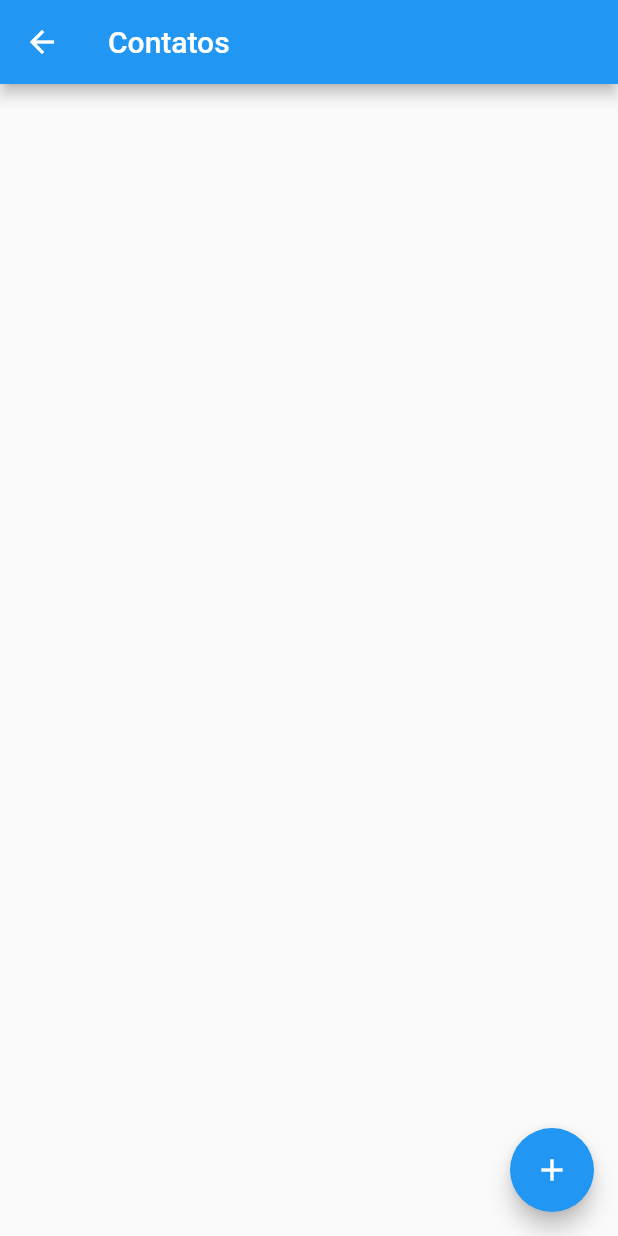
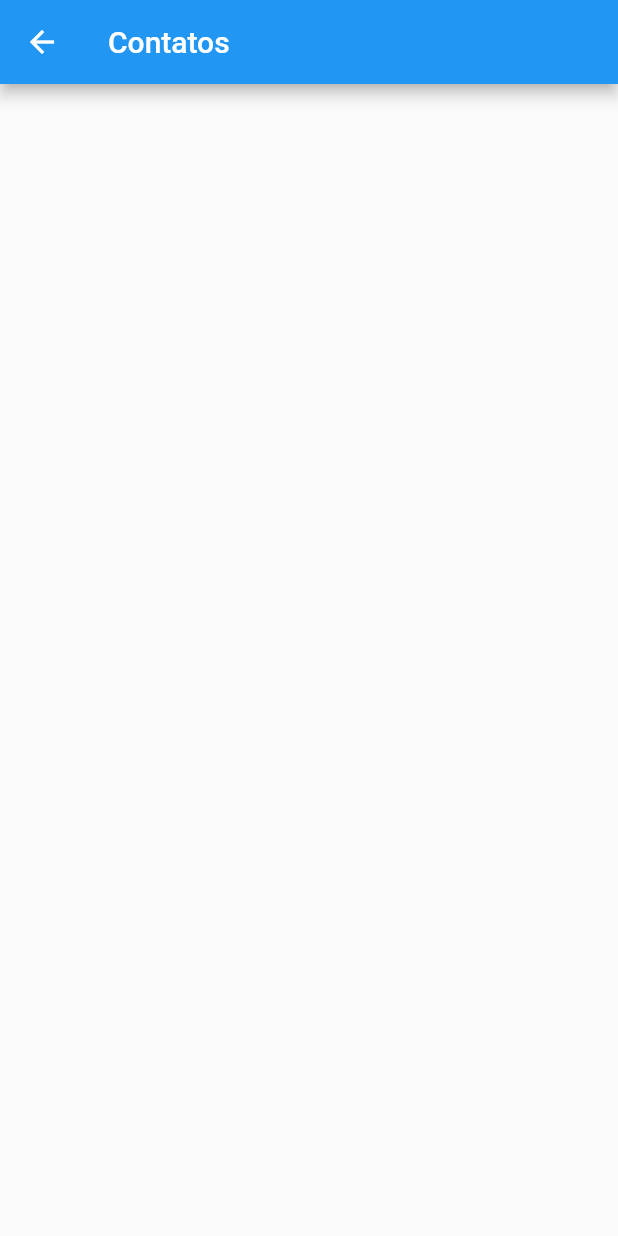
Before and after one commit to ErickSuirenAki/agendinha, a Flutter app: the screen it shows after launch, after a tap on "Contatos", on a phone screen of 412 x 824 dp. Run offline on Flutter 3.47's test engine with Material 2 defaults, Android fonts, the phone set to English and light mode, and no system bars.

Commit message:
quase la

```diff
--- a/lib/main.dart
+++ b/lib/main.dart
@@ -21,23 +21,38 @@ class MyApp extends StatelessWidget {
   }
 }
 
-class HomeScreen extends StatelessWidget {
+class HomeScreen extends StatefulWidget {
+  @override
+  _HomeScreenState createState() => _HomeScreenState();
+}
+
+class _HomeScreenState extends State<HomeScreen> {
+  List<Contact> contacts = [];
+
   @override
   Widget build(BuildContext context) {
     return Scaffold(
       appBar: AppBar(
-        title: Text('Lista de Contatos'),
+        title: Text('Agenda de contatos'),
       ),
       body: Center(
         child: Column(
           mainAxisAlignment: MainAxisAlignment.center,
           children: [
             ElevatedButton(
-              onPressed: () {
-                Navigator.push(
+              onPressed: () async {
+                final result = await Navigator.push(
                   context,
-                  MaterialPageRoute(builder: (context) => AddContactScreen()),
+                  MaterialPageRoute(
+                    builder: (context) => AddContactScreen(),
+                  ),
                 );
+
+                if (result != null && result is Contact) {
+                  setState(() {
+                    contacts.add(result);
+                  });
+                }
               },
               child: Text('Novo Contato'),
             ),
@@ -46,7 +61,9 @@ class HomeScreen extends StatelessWidget {
               onPressed: () {
                 Navigator.push(
                   context,
-                  MaterialPageRoute(builder: (context) => ContactsScreen()),
+                  MaterialPageRoute(
+                    builder: (context) => ContactsScreen(contacts: contacts),
+                  ),
                 );
               },
               child: Text('Contatos'),
@@ -58,13 +75,10 @@ class HomeScreen extends StatelessWidget {
   }
 }
 
-class ContactsScreen extends StatefulWidget {
-  @override
-  _ContactsScreenState createState() => _ContactsScreenState();
-}
+class ContactsScreen extends StatelessWidget {
+  final List<Contact> contacts;
 
-class _ContactsScreenState extends State<ContactsScreen> {
-  List<Contact> contacts = [];
+  ContactsScreen({required this.contacts});
 
   @override
   Widget build(BuildContext context) {
@@ -82,28 +96,20 @@ class _ContactsScreenState extends State<ContactsScreen> {
             trailing: IconButton(
               icon: Icon(Icons.delete),
               onPressed: () {
-                setState(() {
-                  contacts.removeAt(index);
-                });
+                ScaffoldMessenger.of(context).showSnackBar(
+                  SnackBar(
+                    content: Text('Contato removido: ${contacts[index].name}'),
+                  ),
+                );
+
+                contacts.removeAt(index);
+
+                // Atualizar a tela para refletir a remoção
+                Navigator.popAndPushNamed(context, '/contacts');
               },
             ),
           );
         },
-      ),
-      floatingActionButton: FloatingActionButton(
-        onPressed: () async {
-          final result = await Navigator.push(
-            context,
-            MaterialPageRoute(builder: (context) => AddContactScreen()),
-          );
-
-          if (result != null && result is Contact) {
-            setState(() {
-              contacts.add(result);
-            });
-          }
-        },
-        child: Icon(Icons.add),
       ),
     );
   }
```
